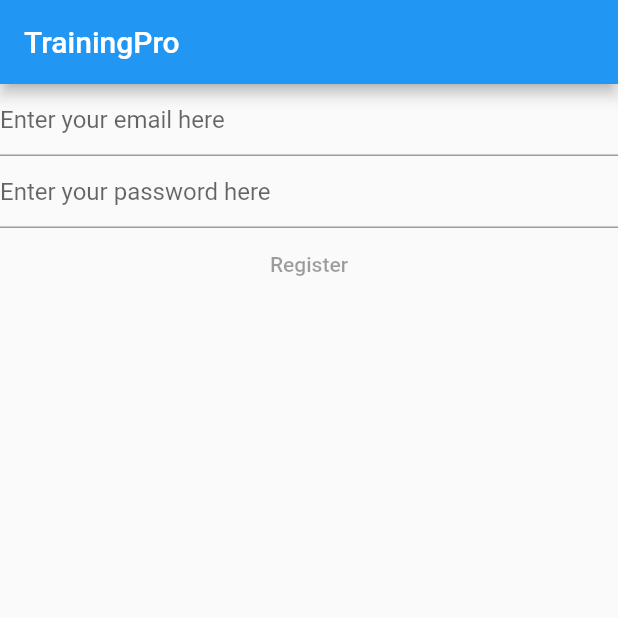
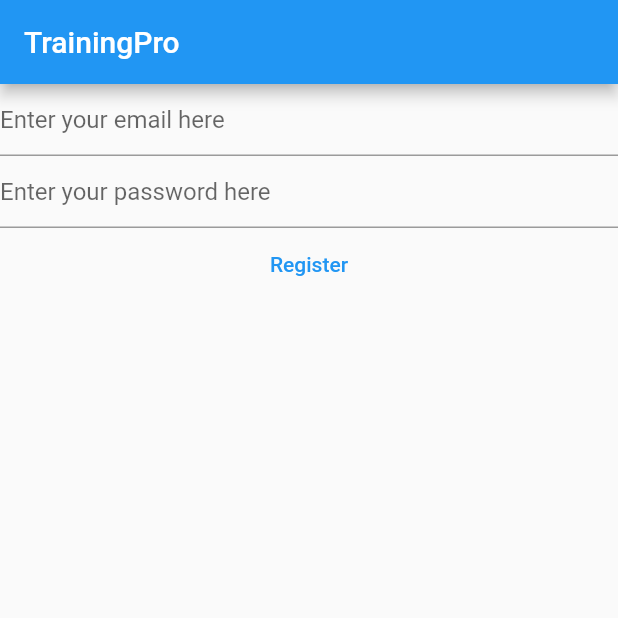
Before and after one commit to armaanislam/FlutterMyNotesDemoProject, a Flutter app: the screen it shows after launch, on a phone screen of 412 x 824 dp, the top half of it. Run offline on Flutter 3.47's test engine with Material 2 defaults, Android fonts, the phone set to English and light mode, and no system bars; our stand-ins replace firebase_auth, firebase_core; accounts and stored records are empty.

```diff
--- a/lib/main.dart
+++ b/lib/main.dart
@@ -1,7 +1,11 @@
+import 'package:firebase_core/firebase_core.dart';
 import 'package:flutter/material.dart';
 import 'package:firebase_auth/firebase_auth.dart';
 
+import 'firebase_options.dart';
+
 void main() {
+  WidgetsFlutterBinding.ensureInitialized();
   runApp(
     MaterialApp(
       title: 'Flutter Demo',
@@ -14,7 +18,6 @@ void main() {
 }
 
 class HomePage extends StatefulWidget {
-
   const HomePage({Key? key}) : super(key: key);
 
   @override
@@ -22,7 +25,6 @@ class HomePage extends StatefulWidget {
 }
 
 class _HomePageState extends State<HomePage> {
-
   late final TextEditingController _email;
   late final TextEditingController _password;
 
@@ -46,17 +48,30 @@ class _HomePageState extends State<HomePage> {
       appBar: AppBar(
         title: const Text('TrainingPro'),
       ),
-      body: Column(
+      body: FutureBuilder(
+        future: Firebase.initializeApp(
+          options: DefaultFirebaseOptions.currentPlatform,
+        ),
+        builder: (context, snapshot) {
+          switch (snapshot.connectionState) {
+            case ConnectionState.done:
+              return Column(
                 children: [
                   TextField(
                     controller: _email,
-            decoration: InputDecoration(
+                    enableSuggestions: false,
+                    autocorrect: false,
+                    keyboardType: TextInputType.emailAddress,
+                    decoration: const InputDecoration(
                       hintText: 'Enter your email here',
                     ),
                   ),
                   TextField(
                     controller: _password,
-            decoration: InputDecoration(
+                    obscureText: true,
+                    enableSuggestions: false,
+                    autocorrect: false,
+                    decoration: const InputDecoration(
                       hintText: 'Enter your password here',
                     ),
                   ),
@@ -64,11 +79,20 @@ class _HomePageState extends State<HomePage> {
                     onPressed: () async {
                       final email = _email.text;
                       final password = _password.text;
-              FirebaseAuth
+                      final userCredential = await FirebaseAuth.instance.createUserWithEmailAndPassword(
+                              email: email,
+                          password: password
+                      );
+                      print(userCredential);
                     },
                     child: const Text('Register'),
                   ),
                 ],
+              );
+            default:
+              return const Text('Loading...');
+          }
+        },
       ),
     );
   }
--- a/pubspec.yaml
+++ b/pubspec.yaml
@@ -37,6 +37,7 @@ dependencies:
   # Use with the CupertinoIcons class for iOS style icons.
   cupertino_icons: ^1.0.2
   firebase_core: ^2.0.0
+  firebase_auth: ^4.0.1
 
 dev_dependencies:
   flutter_test:
```
Also changed, not shown: pubspec.lock, 2 other files. Lines whose indentation alone changed are shown as unchanged.
